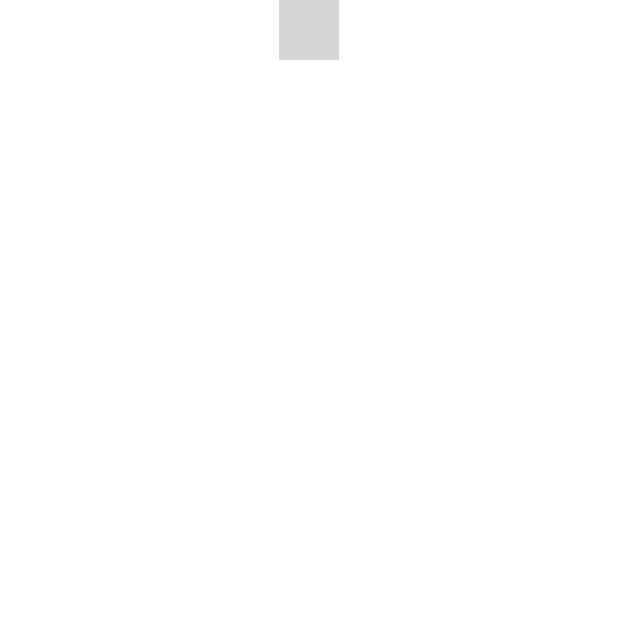
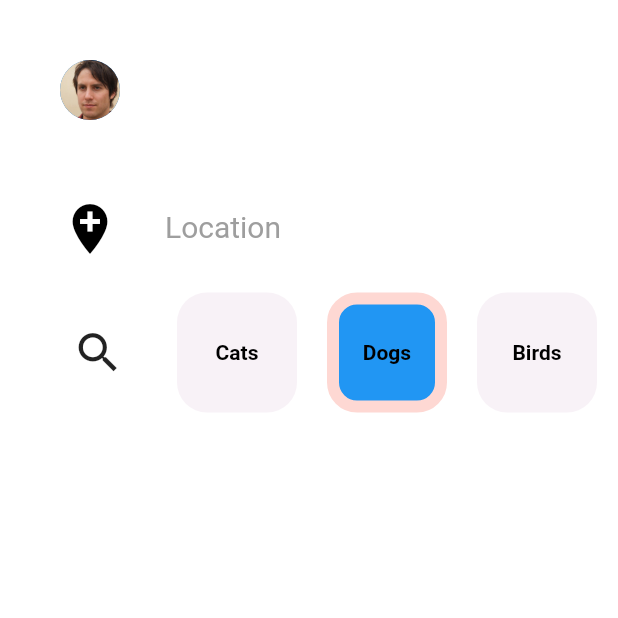
Before and after one commit to WhiteBearDeveloper/Flutter, a Flutter app: the screen it shows after launch, on a phone screen of 412 x 824 dp, the top half of it. Run offline on Flutter 3.47's test engine with Material 2 defaults, Android fonts, the phone set to English and light mode, and no system bars; Roboto replaces fonts that are missing (Montserrat); grey boxes are pictures that could not be loaded.

Commit message:
Create new screen, update routes and screens lists; begin work under new screen

```diff
--- a/lib/screens/petAdoptionScreen.dart
+++ b/lib/screens/petAdoptionScreen.dart
@@ -1,3 +1,4 @@
+import 'package:flutter/cupertino.dart';
 import 'package:flutter/material.dart';
 
 class Owner {
@@ -36,7 +37,7 @@ class Pet {
 
 var owner = Owner(
     name: 'Roselia Drew',
-    imageUrl: 'assets/images/user.png',
+    imageUrl: 'lib/images/petAdoptionScreen/user.jpg',
     bio:
     'I recently lost my job and don\'t have enough time or money to tend to Darlene anymore. I have a lot of health issues that need attention and want to give Darlene the best life possible.');
 var pets = [
@@ -68,6 +69,35 @@ class petAdoptionScreenMain extends StatefulWidget{
 }
 
 class _petAdoptionScreenMainState extends State<petAdoptionScreenMain>{
+  Widget petCategory(bool isSelected, String category){
+    return GestureDetector(
+      onTap: () => print('Select category'),
+      child: Container(
+        margin: EdgeInsets.all(10.0),
+        width: 80.0,
+        decoration: BoxDecoration(
+            color: isSelected ? Theme.of(context).primaryColor : Color(0xFFF8F2F7),
+            borderRadius: BorderRadius.circular(20.0),
+            border: isSelected ? Border.all(
+              width: 8.0,
+              color: Color(0xFFFED8D3)
+            ) : null,
+        ),
+        child: Center(
+          child: Text(
+            category,
+            style: TextStyle(
+                fontFamily: 'Montserrat',
+                fontSize: 14.0,
+                fontWeight: FontWeight.w600,
+                color: Colors.black
+            ),
+          ),
+        ),
+      ),
+    );
+  }
+
   @override
   Widget build(BuildContext context){
     return Scaffold(
@@ -75,6 +105,11 @@ class _petAdoptionScreenMainState extends State<petAdoptionScreenMain>{
       body: ListView(
         children: <Widget>[
           Container(
+            padding: EdgeInsets.only(
+              left: 40.0,
+              top: 40.0
+            ),
+            alignment: Alignment.centerLeft,
             child: CircleAvatar(
               child: ClipOval(
                 child: Image(
@@ -85,6 +120,68 @@ class _petAdoptionScreenMainState extends State<petAdoptionScreenMain>{
                 ),
               ),
             ),
+          ),
+          SizedBox(
+            height: 40.0,
+          ),
+          Padding(
+            padding: EdgeInsets.symmetric(
+                horizontal: 40.0
+            ),
+            child: TextField(
+              style: TextStyle(
+                fontFamily: 'Montserrat',
+                fontSize: 22.0
+              ),
+              decoration: InputDecoration(
+                border: InputBorder.none,
+                prefixIcon: Padding(
+                  padding: EdgeInsets.only(
+                      right: 30.0
+                  ),
+                  child: Icon(
+                    Icons.add_location,
+                    color: Colors.black,
+                    size: 40.0,
+                  ),
+                ),
+                labelText: 'Location',
+                labelStyle: TextStyle(
+                  fontSize: 20.0,
+                  color: Colors.grey
+                ),
+                contentPadding: EdgeInsets.only(
+                  bottom: 20.0
+                )
+              ),
+            ),
+          ),
+          Container(
+            height: 100.0,
+            child: ListView(
+              scrollDirection: Axis.horizontal,
+              children: <Widget>[
+                SizedBox(
+                  width: 40.0,
+                ),
+                Padding(
+                  padding: EdgeInsets.only(
+                    right: 20.0
+                  ),
+                  child: IconButton(
+                    onPressed: () => print('Filters'),
+                    icon: Icon(
+                      Icons.search,
+                      size: 35.0
+                    ),
+                  ),
+                ),
+                petCategory(false, 'Cats'),
+                petCategory(true, 'Dogs'),
+                petCategory(false, 'Birds'),
+                petCategory(false, 'Other'),
+              ],
+            ),
           )
         ],
       ),
--- a/pubspec.yaml
+++ b/pubspec.yaml
@@ -47,7 +47,8 @@ flutter:
 
   assets:
     - lib/data/screensList.json
-    - lib/images/
+    - lib/images/mainScreen/
+    - lib/images/petAdoptionScreen/
 
   # To add assets to your application, add an assets section, like this:
   # assets:
```
Also changed, not shown: lib/images/petAdoptionScreen/user.jpg (added).
